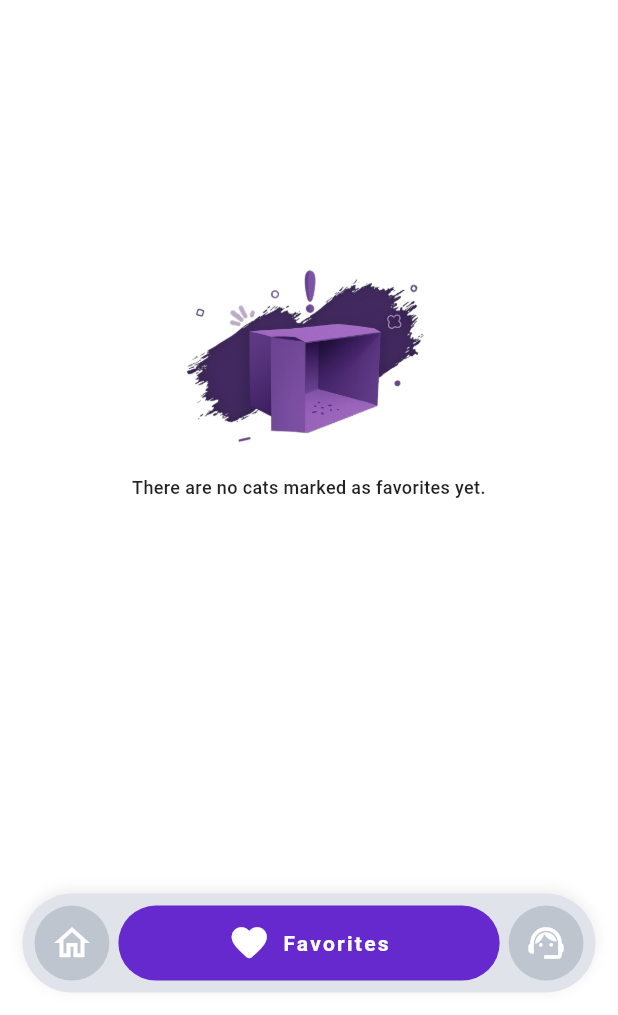
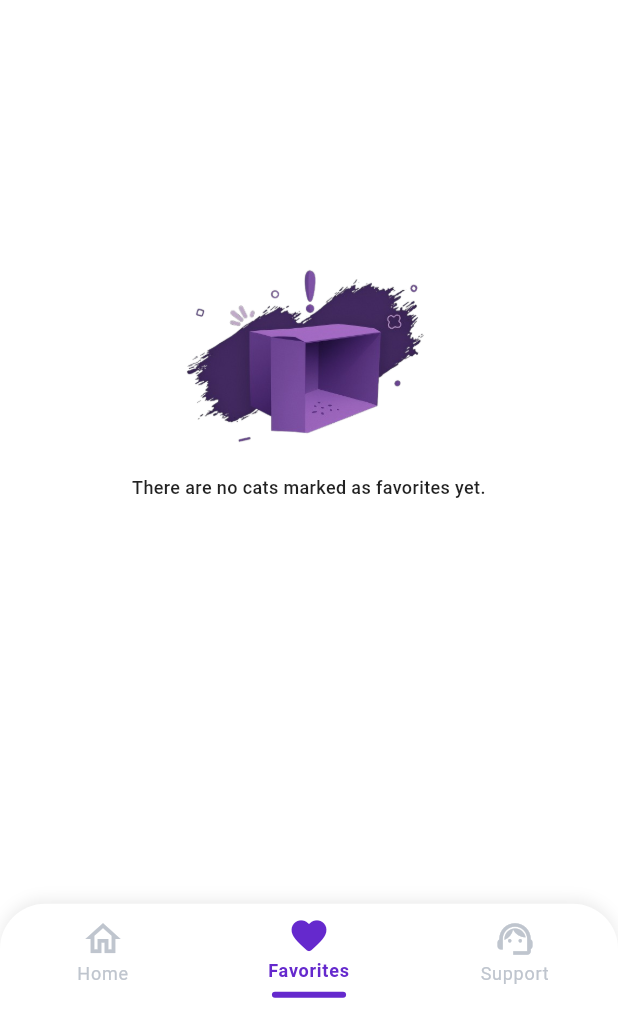
Before and after one commit to JohanaAndrade0610/pragma_cat_breeds, a Flutter app: the FavoritesScreen screen opened by its route, on a phone screen of 412 x 824 dp, the part 221-1236 px from its top. Run offline on Flutter 3.47's test engine with Material 3 defaults, Android fonts, the phone set to English and light mode, and no system bars; our stand-ins replace connectivity_plus, dio, equatable, flutter_bloc, get_it, go_router and 2 more; accounts and stored records are empty; network calls fail.

Commit message:
Se modifica diseño del footer

```diff
--- a/lib/core/widgets/custom_footer.dart
+++ b/lib/core/widgets/custom_footer.dart
@@ -6,7 +6,6 @@
  */
 
 import 'package:flutter/material.dart';
-
 
 import '../../l10n/app_localizations.dart';
 import '../theme/app_theme.dart';
@@ -28,13 +27,11 @@ class CustomFooter extends StatelessWidget {
     // Detectar modo oscuro
     final isDark = Theme.of(context).brightness == Brightness.dark;
     // Fondo del footer
-    final Color backgroundColor = isDark ? const Color(0xFF23273A) : const Color(0xFFE0E3EA);
-    // Circulo de cada opción
-    final Color circleColor = isDark ? const Color(0xFF282C34) : const Color(0xFFBFC5CE);
-    // Color del item seleccionado (morado)
+    final Color backgroundColor = isDark
+        ? const Color(0xFF23273A)
+        : Colors.white;
+    // Color del item seleccionado
     const Color selectedColor = AppTheme.purpleColor6529CD;
-    // Color del icono (blanco)
-    const Color iconColor = Colors.white;
     // Control de localización para multiples idiomas
     final l10n = AppLocalizations.of(context)!;
     // Items de navegación
@@ -59,99 +56,83 @@ class CustomFooter extends StatelessWidget {
       ),
     ];
 
-    return Padding(
-      padding:
-          const EdgeInsets.symmetric(horizontal: 15, vertical: 15), // Padding para separar el footer de la pantalla
-      child: LayoutBuilder(
-        builder: (context, constraints) {
-          final footerHeight =
-              MediaQuery.of(context).size.height * 0.08; // El footer ocupa el 8% de la altura de la pantalla
-          final circleDiameter = footerHeight - 16; // margen superior/inferior
     return Container(
-            height: footerHeight,
+      height: MediaQuery.of(context).size.height * 0.09,
       width: double.infinity,
+      // Diseño del contenedor del footer
       decoration: BoxDecoration(
         color: backgroundColor,
-              borderRadius: BorderRadius.circular(footerHeight), // Bordes redondeados del footer
+        borderRadius: const BorderRadius.only(
+          topLeft: Radius.circular(30),
+          topRight: Radius.circular(30),
+        ),
         boxShadow: [
           BoxShadow(
-                  // Sombra sutil para dar efecto de elevación
             color: Colors.black.withOpacity(0.08),
             blurRadius: 8,
             offset: const Offset(0, -2),
           ),
         ],
       ),
-            padding: const EdgeInsets.symmetric(horizontal: 4, vertical: 2),
       child: Row(
+        mainAxisAlignment: MainAxisAlignment.spaceEvenly,
+        crossAxisAlignment: CrossAxisAlignment.center,
         children: List.generate(items.length, (i) {
           final isSelected = selectedIndex == i;
-                // El botón seleccionado se expande, mientras los demás son círculos
-                return isSelected
-                    ? Expanded(
-                        child: AnimatedContainer(
-                          // Contenedor animado para el botón seleccionado
+          const Color customUnselectedColor = Color(0xFFBFC5CE);
+          return Expanded(
+            child: InkWell(
+              borderRadius: BorderRadius.circular(30),
+              onTap: () => onItemTapped(i),
+              child: Column(
+                mainAxisAlignment: MainAxisAlignment.center,
+                children: [
+                  const SizedBox(
+                    height: 6,
+                  ), // Espacio superior antes de los iconos
+                  // Icono del item
+                  Icon(
+                    isSelected ? items[i].iconFilled : items[i].iconOutline,
+                    color: isSelected ? selectedColor : customUnselectedColor,
+                    size: 28,
+                  ),
+                  // Nombre del item
+                  Text(
+                    items[i].label,
+                    style: TextStyle(
+                      fontSize: 12,
+                      fontWeight: isSelected
+                          ? FontWeight.w600
+                          : FontWeight.w400,
+                      color: isSelected ? selectedColor : customUnselectedColor,
+                      letterSpacing: 0.5,
+                    ),
+                    overflow: TextOverflow.ellipsis,
+                    maxLines: 1,
+                    textAlign: TextAlign.center,
+                  ),
+                  // Línea indicadora del item seleccionado
+                  if (isSelected) ...[
+                    const SizedBox(height: 6),
+                    AnimatedContainer(
                       duration: const Duration(milliseconds: 200),
-                          curve: Curves.ease,
-                          height: circleDiameter,
-                          margin: const EdgeInsets.symmetric(horizontal: 2),
+                      height: 4,
+                      width: MediaQuery.of(context).size.width * 0.12,
                       decoration: BoxDecoration(
                         color: selectedColor,
-                            borderRadius: BorderRadius.circular(circleDiameter / 2),
-                          ),
-                          child: Center(
-                            child: Row(
-                              mainAxisSize: MainAxisSize.min,
-                              crossAxisAlignment: CrossAxisAlignment.center,
-                              children: [
-                                Icon(
-                                  items[i].iconFilled,
-                                  color: iconColor,
-                                  size: 28,
-                                ),
-                                const SizedBox(width: 8),
-                                ConstrainedBox(
-                                  // Texto del item seleccionado
-                                  constraints: BoxConstraints(maxWidth: circleDiameter * 2.2),
-                                  child: Text(
-                                    items[i].label,
-                                    overflow: TextOverflow.ellipsis,
-                                    maxLines: 1,
-                                    style: AppTheme.text14FFFFFFBold2,
+                        borderRadius: BorderRadius.circular(2),
                       ),
                     ),
+                    // Espacio después de la línea
+                    const SizedBox(height: 10),
+                  ] else ...[
+                    const SizedBox(height: 16),
                   ],
-                            ),
-                          ),
-                        ),
-                      )
-                    : Container(
-                        width: circleDiameter,
-                        height: circleDiameter,
-                        margin: const EdgeInsets.symmetric(horizontal: 4),
-                        decoration: BoxDecoration(
-                          color: circleColor,
-                          shape: BoxShape.circle,
-                        ),
-                        child: SizedBox.expand(
-                          child: Center(
-                            child: IconButton(
-                              icon: Icon(
-                                items[i].iconOutline,
-                                color: iconColor,
-                                size: 28,
-                              ),
-                              onPressed: () => onItemTapped(i),
-                              padding: EdgeInsets.zero,
-                              alignment: Alignment.center,
-                            ),
+                ],
               ),
             ),
           );
         }),
-            ),
-          );
-        },
       ),
     );
   }
@@ -159,8 +140,12 @@ class CustomFooter extends StatelessWidget {
 
 // Clase privada para manejar los datos de cada item del footer
 class _FooterNavItemData {
-  final IconData iconFilled;
-  final IconData iconOutline;
-  final String label;
-  const _FooterNavItemData({required this.iconFilled, required this.iconOutline, required this.label});
+  final IconData iconFilled; // Icono cuando está seleccionado
+  final IconData iconOutline; // Icono cuando no está seleccionado
+  final String label; // Etiqueta del item
+  const _FooterNavItemData({
+    required this.iconFilled,
+    required this.iconOutline,
+    required this.label,
+  });
 }
```
Lines whose indentation alone changed are shown as unchanged.
